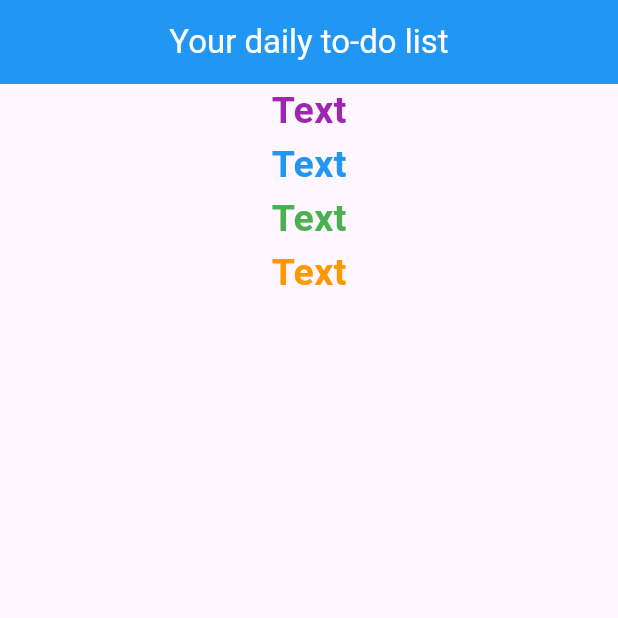
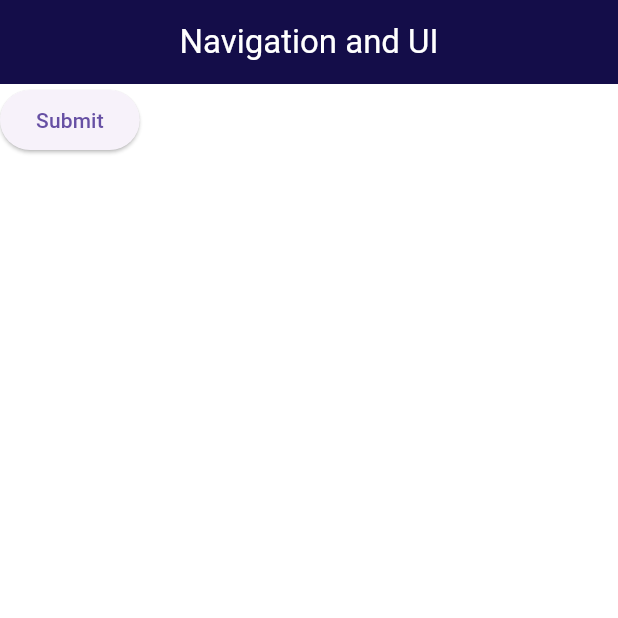
Before and after one commit to meherab-hossen-dev/flutter_1, a Flutter app: the screen it shows after launch, on a phone screen of 412 x 824 dp, the top half of it. Run offline on Flutter 3.47's test engine with Material 3 defaults, Android fonts, the phone set to English and light mode, and no system bars.

Commit message:
navigation

```diff
--- a/lib/app.dart
+++ b/lib/app.dart
@@ -1,5 +1,6 @@
 import 'package:flutter/material.dart';
-import 'home.dart';
+// import 'home.dart';
+import 'nav&ui.dart';
 
 class MyApp extends StatelessWidget {
 
@@ -11,7 +12,7 @@ class MyApp extends StatelessWidget {
     return MaterialApp(
 
       title: 'To-do list app',
-      home: Home(),
+      home: Nav(),
     );
   }
 }
--- /dev/null
+++ b/lib/nav&ui.dart
@@ -0,0 +1,27 @@
+import'package:flutter/material.dart';
+
+class Nav extends StatelessWidget {
+  const Nav({super.key});
+
+  @override
+  Widget build(BuildContext context) {
+    return Scaffold(
+      backgroundColor: Colors.white,
+      appBar: AppBar(
+
+        title: Text('Navigation and UI', style: TextStyle(
+          color: Colors.white,
+        )),
+        centerTitle: true,
+        backgroundColor: Color.fromRGBO(20, 13, 73, 1.0),
+      ),
+      body: Column(
+
+        children: [
+
+          ElevatedButton(onPressed: () {}, child: Text('Submit'))
+        ],
+      ),
+    );
+  }
+}
```
Also changed, not shown: analysis_options.yaml (+22 -13 lines), lib/home.dart (+30 -1 lines).
